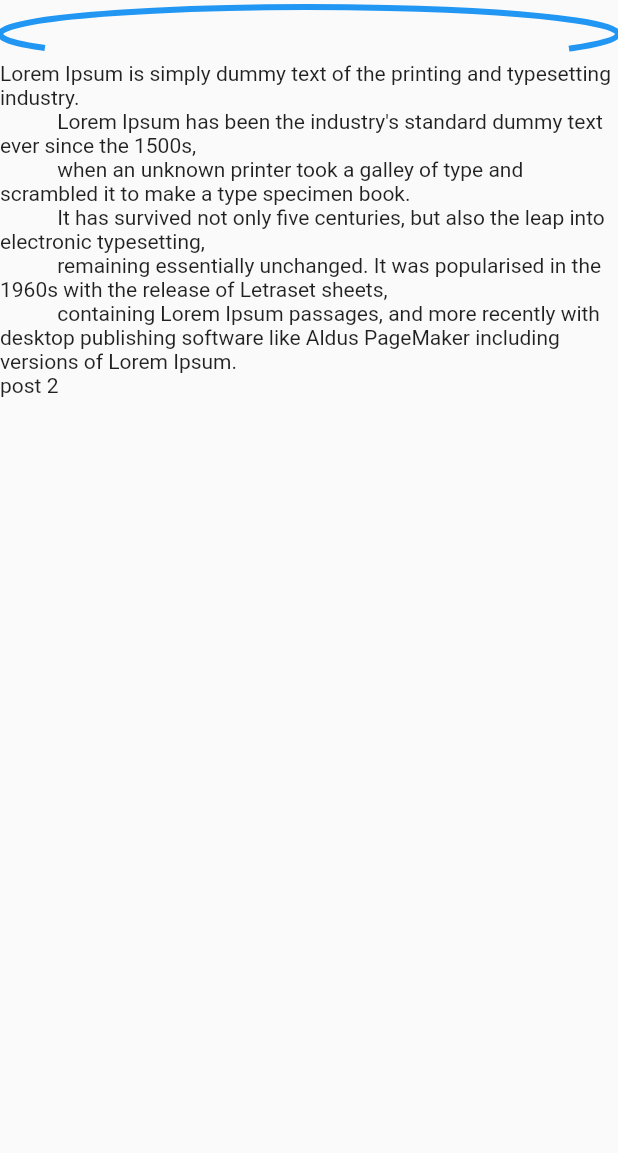
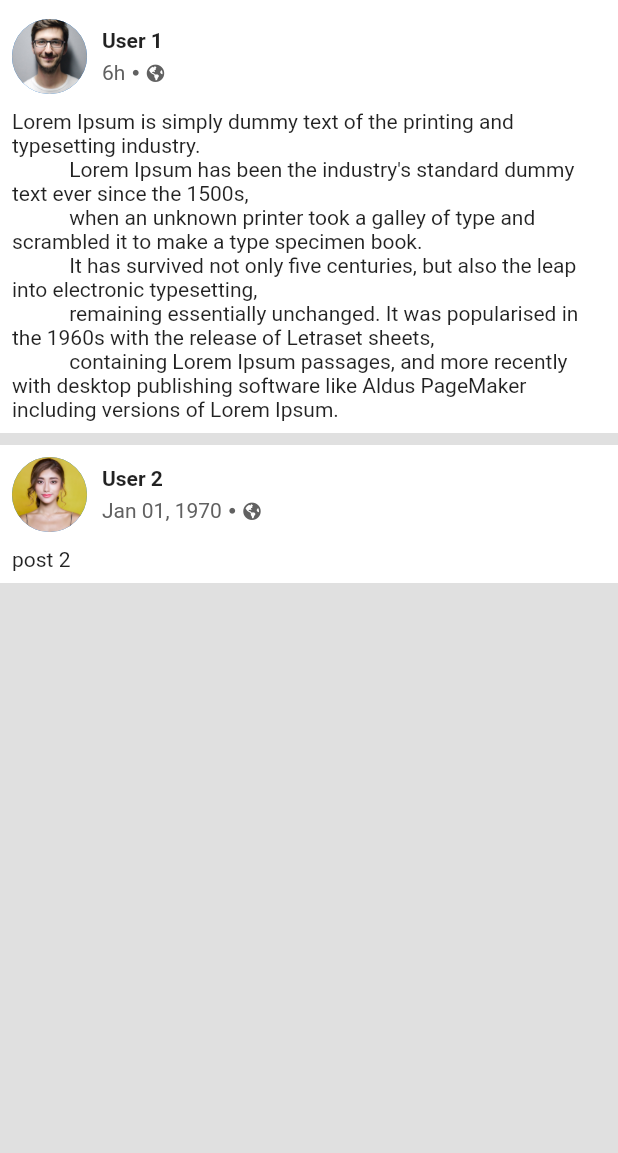
Before and after one commit to AhmedEzio47/facebook_replica, a Flutter app: the screen it shows after launch, on a phone screen of 412 x 824 dp, the part 83-1236 px from its top. Run offline on Flutter 3.47's test engine with Material 2 defaults, Android fonts, the phone set to English and light mode, and no system bars; our stand-ins replace flutter_bloc, font_awesome_flutter.

Commit message:
-User data placed in post item, post date format.

```diff
--- a/lib/constants/colors.dart
+++ b/lib/constants/colors.dart
@@ -2,3 +2,6 @@ import 'package:flutter/material.dart';
 
 const Color kPrimaryColor = Colors.blueAccent;
 const Color kAccentColor = Colors.white;
+Color kBGColor = Colors.grey.shade300;
+const Color kLightBGColor = Colors.white;
+Color kPostTimestampColor = Colors.grey.shade700;
--- a/lib/constants/constants.dart
+++ b/lib/constants/constants.dart
@@ -12,3 +12,6 @@ const List<String> kUsersAvatars = [
 ///enums
 enum PostEventType { like, loading, ready, request, error }
 enum UserEventType { loading, ready, request, error }
+
+///sizes
+const double kAvatarRadius = 25;
--- a/lib/constants/dummy_data.dart
+++ b/lib/constants/dummy_data.dart
@@ -15,7 +15,7 @@ List<Map> POSTS = [
     'likes': 5,
     'comments': 5,
     'is_liked': true,
-    'timestamp': 0,
+    'timestamp': 1631331046,
     'user_id': 1
   },
   {
--- a/lib/data/models/post_model.dart
+++ b/lib/data/models/post_model.dart
@@ -26,7 +26,8 @@ class PostModel {
       likes: rawPost['likes'] ?? 0,
       comments: rawPost['comments'] ?? 0,
       isLiked: rawPost['is_liked'] ?? false,
-      timestamp: DateTime.fromMillisecondsSinceEpoch(rawPost['timestamp']),
+      timestamp:
+          DateTime.fromMillisecondsSinceEpoch(rawPost['timestamp'] * 1000),
       userId: rawPost['user_id'],
     );
   }
--- /dev/null
+++ b/lib/helpers/helper_methods.dart
@@ -0,0 +1,27 @@
+import 'package:intl/intl.dart';
+
+String formatTimestamp(DateTime? date) {
+  if (date == null) return '';
+  var now = DateTime.now();
+
+  var diff = now.difference(date);
+  var time = '';
+
+  if (diff.inSeconds <= 60) {
+    time = 'now';
+  } else if (diff.inMinutes > 0 && diff.inMinutes < 60) {
+    time = '${diff.inMinutes}m';
+  } else if (diff.inHours > 0 && diff.inHours < 24) {
+    time = '${diff.inHours}h';
+  } else if (diff.inDays > 0 && diff.inDays < 7) {
+    time = '${diff.inMinutes}d';
+  } else {
+    if (diff.inDays >= 7 && diff.inDays < 14) {
+      time = '1w';
+    } else {
+      time = '${DateFormat('MMM dd, yyyy').format(date)}';
+    }
+  }
+
+  return time;
+}
--- a/lib/logic/blocs/post_bloc.dart
+++ b/lib/logic/blocs/post_bloc.dart
@@ -12,7 +12,11 @@ class PostBloc extends Bloc<PostEvent, PostState> {
   Stream<PostState> mapEventToState(PostEvent event) async* {
     switch (event.type) {
       case PostEventType.request:
-        this.add(PostEvent(type: PostEventType.loading));
+        for (int i = 0; i < 5; i++) {
+          yield PostState(
+            isLoading: true,
+          );
+        }
         List<PostModel>? posts = await PostsRepo().getPosts();
 
         if (posts != null)
@@ -22,7 +26,11 @@ class PostBloc extends Bloc<PostEvent, PostState> {
 
         break;
       case PostEventType.loading:
-        yield PostState(isLoading: true);
+        for (int i = 0; i < 5; i++) {
+          yield PostState(
+            isLoading: true,
+          );
+        }
         break;
       case PostEventType.ready:
         for (var post in (event.data as List)) {
--- a/lib/logic/blocs/user_bloc.dart
+++ b/lib/logic/blocs/user_bloc.dart
@@ -13,7 +13,7 @@ class UserBloc extends Bloc<UserEvent, UserState> {
     switch (event.type) {
       case UserEventType.request:
         this.add(UserEvent(type: UserEventType.loading));
-        List<UserModel>? user = await UserRepo().getUser(event.data);
+        UserModel? user = await UserRepo().getUser(event.data);
 
         if (user != null)
           this.add(UserEvent(type: UserEventType.ready, data: user));
--- a/lib/presentation/screens/home_screen.dart
+++ b/lib/presentation/screens/home_screen.dart
@@ -1,5 +1,7 @@
+import 'package:facebook_replica/constants/colors.dart';
 import 'package:facebook_replica/constants/constants.dart';
 import 'package:facebook_replica/logic/blocs/post_bloc.dart';
+import 'package:facebook_replica/logic/blocs/user_bloc.dart';
 import 'package:facebook_replica/logic/events/post_event.dart';
 import 'package:facebook_replica/logic/states/post_state.dart';
 import 'package:facebook_replica/presentation/widgets/logo.dart';
@@ -26,25 +28,31 @@ class _HomeScreenState extends State<HomeScreen> {
   @override
   Widget build(BuildContext context) {
     return Scaffold(
+      backgroundColor: kBGColor,
       appBar: Logo(
         width: MediaQuery.of(context).size.width,
         height: 60,
       ),
-      body: BlocConsumer<PostBloc, PostState>(
+      body: BlocListener<PostBloc, PostState>(
           listener: (context, postState) {
+            if (postState.post != null) {
+              _posts.removeWhere((element) => element.post == null);
+            }
             setState(() {
               _posts.add(postState);
             });
           },
-        builder: (context, state) => ListView.builder(
+          child: ListView.builder(
               itemCount: _posts.length,
               itemBuilder: (context, index) {
-              return PostItem(
+                return BlocProvider(
+                  create: (context) => UserBloc(),
+                  child: PostItem(
                     key: Key((_posts[index].post?.id ?? 0).toString()),
                     postState: _posts[index],
+                  ),
                 );
-            }),
-      ),
+              })),
     );
   }
 }
--- a/lib/presentation/widgets/logo.dart
+++ b/lib/presentation/widgets/logo.dart
@@ -1,3 +1,4 @@
+import 'package:facebook_replica/constants/colors.dart';
 import 'package:facebook_replica/constants/constants.dart';
 import 'package:flutter/material.dart';
 
@@ -9,6 +10,7 @@ class Logo extends StatelessWidget with PreferredSizeWidget {
   @override
   Widget build(BuildContext context) {
     return Container(
+      color: kLightBGColor,
       padding: EdgeInsets.all(8),
       alignment: Alignment.centerLeft,
       child: Image.asset(kFacebook_logo),
--- a/lib/presentation/widgets/post_item.dart
+++ b/lib/presentation/widgets/post_item.dart
@@ -1,5 +1,13 @@
+import 'package:facebook_replica/constants/colors.dart';
+import 'package:facebook_replica/constants/constants.dart';
+import 'package:facebook_replica/helpers/helper_methods.dart';
+import 'package:facebook_replica/logic/blocs/user_bloc.dart';
+import 'package:facebook_replica/logic/events/user_event.dart';
 import 'package:facebook_replica/logic/states/post_state.dart';
+import 'package:facebook_replica/logic/states/user_state.dart';
 import 'package:flutter/material.dart';
+import 'package:flutter_bloc/flutter_bloc.dart';
+import 'package:font_awesome_flutter/font_awesome_flutter.dart';
 
 class PostItem extends StatefulWidget {
   final PostState? postState;
@@ -9,12 +17,103 @@ class PostItem extends StatefulWidget {
 }
 
 class _PostItemState extends State<PostItem> {
+  double loadingHeight = 200;
+  int? _userId;
+  @override
+  void initState() {
+    super.initState();
+    _userId = widget.postState?.post?.userId ?? 0;
+    BlocProvider.of<UserBloc>(context)
+        .add(UserEvent(type: UserEventType.request, data: _userId));
+  }
+
   @override
   Widget build(BuildContext context) {
+    return !(widget.postState?.isLoading ?? false)
+        ? buildPost()
+        : buildShimmer();
+  }
+
+  Widget buildPost() {
+    return BlocBuilder<UserBloc, UserState>(
+      builder: (context, state) => Container(
+        color: kLightBGColor,
+        margin: EdgeInsets.only(bottom: 8),
+        padding: EdgeInsets.all(8),
+        child: Column(
+          crossAxisAlignment: CrossAxisAlignment.start,
+          children: [
+            Row(
+              children: [
+                CircleAvatar(
+                  radius: kAvatarRadius,
+                  backgroundImage: AssetImage(
+                    kUsersAvatars[(_userId ?? 0) - 1],
+                  ),
+                ),
+                SizedBox(
+                  width: 10,
+                ),
+                Column(
+                  crossAxisAlignment: CrossAxisAlignment.start,
+                  children: [
+                    Text(
+                      state.userModel?.name ?? '',
+                      style: TextStyle(fontWeight: FontWeight.bold),
+                    ),
+                    SizedBox(
+                      height: 5,
+                    ),
+                    Row(
+                      children: [
+                        Text(
+                          formatTimestamp(widget.postState?.post?.timestamp),
+                          style: TextStyle(color: kPostTimestampColor),
+                        ),
+                        SizedBox(
+                          width: 5,
+                        ),
+                        Icon(
+                          FontAwesomeIcons.solidCircle,
+                          size: 4,
+                          color: kPostTimestampColor,
+                        ),
+                        SizedBox(
+                          width: 5,
+                        ),
+                        Icon(
+                          FontAwesomeIcons.globeAmericas,
+                          size: 12,
+                          color: kPostTimestampColor,
+                        )
+                      ],
+                    ),
+                  ],
+                )
+              ],
+            ),
+            SizedBox(
+              height: 10,
+            ),
+            Text(widget.postState?.post?.text ?? ''),
+          ],
+        ),
+      ),
+    );
+  }
+
+  Widget buildShimmer() {
     return Container(
-      child: !(widget.postState?.isLoading ?? false)
-          ? Text(widget.postState?.post?.text ?? '')
-          : CircularProgressIndicator(),
+      margin: EdgeInsets.all(8),
+      color: kBGColor,
+      height: loadingHeight,
+      child: Center(
+          child: SizedBox(
+              height: 50,
+              width: 50,
+              child: CircularProgressIndicator(
+                color: kPrimaryColor,
+              ))),
     );
   }
 }
--- a/pubspec.yaml
+++ b/pubspec.yaml
@@ -14,6 +14,8 @@ dependencies:
 
   cupertino_icons: ^1.0.2
   flutter_bloc: ^7.2.0
+  intl: ^0.17.0
+  font_awesome_flutter: ^9.1.0
 
 dev_dependencies:
   flutter_test:
@@ -24,3 +26,4 @@ flutter:
   uses-material-design: true
   assets:
     - assets/images/
+    - assets/images/users/
```
Also changed, not shown: pubspec.lock. Lines whose indentation alone changed are shown as unchanged.
